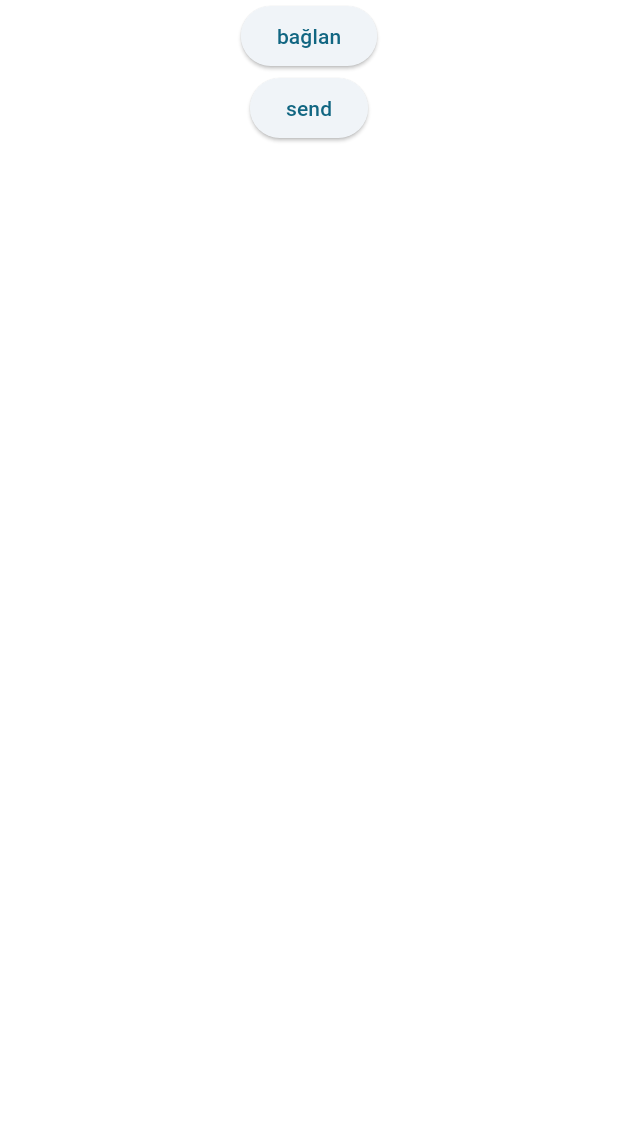
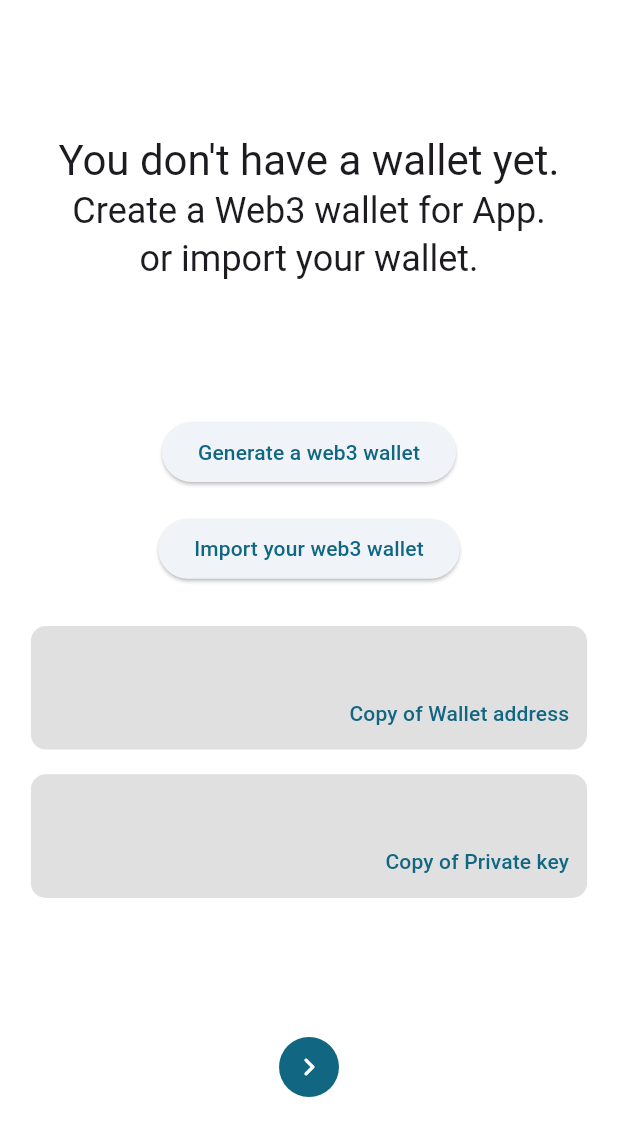
Before and after one commit to 0xemrekaya/NFTm_dApp, a Flutter app: the screen it shows after launch, on a phone screen of 412 x 824 dp. Shown: the top 1136 px of the screen. Run offline on Flutter 3.47's test engine with Material 2 defaults, Android fonts, the phone set to English and light mode, and no system bars; our stand-ins replace animated_text_kit, file_picker, firebase_core, flutter_dotenv, flutter_riverpod, hex and 1 more; missing offline and left inert: web3dart; accounts and stored records are empty.

Commit message:
bugs fixed

```diff
--- a/lib/main.dart
+++ b/lib/main.dart
@@ -37,7 +37,7 @@ class MainApp extends StatelessWidget {
       ),
       debugShowCheckedModeBanner: false,
       routes: {
-        //MainScreen.id: (context) => MainScreen(),
+        MainScreen.id: (context) => MainScreen(),
         NftMainScreen.id: (context) => NftMainScreen(),
         ImportWallet.id:(context) =>  ImportWallet(),
       },
--- a/lib/screens/main_screen.dart
+++ b/lib/screens/main_screen.dart
@@ -1,46 +1,46 @@
-// import 'dart:math';
-// import 'package:flutter/material.dart';
-// import 'package:flutter/services.dart';
-// import 'package:flutter_dotenv/flutter_dotenv.dart';
-// import 'package:flutter_riverpod/flutter_riverpod.dart';
-// import 'package:hex/hex.dart';
-// import 'package:http/http.dart';
-// import 'package:nftm_dapp/provider/wallet_provider.dart';
-// import 'package:web3dart/web3dart.dart';
+import 'dart:math';
+import 'package:flutter/material.dart';
+import 'package:flutter/services.dart';
+import 'package:flutter_dotenv/flutter_dotenv.dart';
+import 'package:flutter_riverpod/flutter_riverpod.dart';
+import 'package:hex/hex.dart';
+import 'package:http/http.dart';
+import 'package:nftm_dapp/provider/wallet_provider.dart';
+import 'package:web3dart/web3dart.dart';
 
 import '../model/wallet_model.dart';
 import 'import_wallet.dart';
 import 'nft_main_screen.dart';
 
-// class MainScreen extends ConsumerStatefulWidget {
-//   MainScreen({super.key});
-//   static String id = "Main Screen";
+class MainScreen extends ConsumerStatefulWidget {
+  MainScreen({super.key});
+  static String id = "Main Screen";
 
-//   @override
-//   ConsumerState<ConsumerStatefulWidget> createState() => _MainScreenState();
-// }
+  @override
+  ConsumerState<ConsumerStatefulWidget> createState() => _MainScreenState();
+}
 
-// class _MainScreenState extends ConsumerState<MainScreen> {
-//   final String title = "You don't have a wallet yet.";
-//   final String subtitle = "Create a Web3 wallet for App.";
-//   final String subtitle2 = "or import your wallet.";
-//   final rpcUrl = dotenv.env['SEPOLIA_RPC_URL'];
-//   late Client httpClient;
-//   late Web3Client ethClient;
+class _MainScreenState extends ConsumerState<MainScreen> {
+  final String title = "You don't have a wallet yet.";
+  final String subtitle = "Create a Web3 wallet for App.";
+  final String subtitle2 = "or import your wallet.";
+  final rpcUrl = dotenv.env['SEPOLIA_RPC_URL'];
+  late Client httpClient;
+  late Web3Client ethClient;
 
-//   @override
-//   void initState() {
-//     super.initState();
-//     _initWeb3();
-//   }
+  @override
+  void initState() {
+    super.initState();
+    _initWeb3();
+  }
 
-//   Future<void> _initWeb3() async {
-//     httpClient = Client();
-//     ethClient = Web3Client(
-//       rpcUrl.toString(),
-//       httpClient,
-//     );
-//   }
+  Future<void> _initWeb3() async {
+    httpClient = Client();
+    ethClient = Web3Client(
+      rpcUrl.toString(),
+      httpClient,
+    );
+  }
 
   void generateWallet() {
     Credentials credentials;
@@ -112,40 +112,40 @@ import 'nft_main_screen.dart';
     );
   }
 
-//   Stack copy(BuildContext context, TextTheme textStyle, String copyText, String text) {
-//     final stars = '*' * (copyText.length);
-//     return Stack(
-//       children: [
-//         Container(
-//           height: MediaQuery.of(context).size.height * 0.1,
-//           width: MediaQuery.of(context).size.width * 0.9,
-//           decoration: BoxDecoration(
-//             borderRadius: BorderRadius.circular(10),
-//             color: Colors.black12,
-//           ),
-//           alignment: Alignment.topCenter,
-//           child: Padding(
-//             padding: const EdgeInsets.only(top: 10.0),
-//             child: Text(
-//               text == "Private key" ? stars : copyText,
-//               style: textStyle.labelLarge!,
-//             ),
-//           ),
-//         ),
-//         Positioned(
-//           bottom: 0,
-//           right: 0,
-//           child: TextButton(
-//             onPressed: () async {
-//               await Clipboard.setData(ClipboardData(text: copyText));
-//               ScaffoldMessenger.of(context).showSnackBar(
-//                 SnackBar(content: Text("$text copied to clipboard")),
-//               );
-//             },
-//             child: Text("Copy of $text"),
-//           ),
-//         ),
-//       ],
-//     );
-//   }
-// }
+  Stack copy(BuildContext context, TextTheme textStyle, String copyText, String text) {
+    final stars = '*' * (copyText.length);
+    return Stack(
+      children: [
+        Container(
+          height: MediaQuery.of(context).size.height * 0.1,
+          width: MediaQuery.of(context).size.width * 0.9,
+          decoration: BoxDecoration(
+            borderRadius: BorderRadius.circular(10),
+            color: Colors.black12,
+          ),
+          alignment: Alignment.topCenter,
+          child: Padding(
+            padding: const EdgeInsets.only(top: 10.0),
+            child: Text(
+              text == "Private key" ? stars : copyText,
+              style: textStyle.labelLarge!,
+            ),
+          ),
+        ),
+        Positioned(
+          bottom: 0,
+          right: 0,
+          child: TextButton(
+            onPressed: () async {
+              await Clipboard.setData(ClipboardData(text: copyText));
+              ScaffoldMessenger.of(context).showSnackBar(
+                SnackBar(content: Text("$text copied to clipboard")),
+              );
+            },
+            child: Text("Copy of $text"),
+          ),
+        ),
+      ],
+    );
+  }
+}
--- a/lib/screens/main_screen_v2.dart
+++ /dev/null
@@ -1,112 +0,0 @@
-import 'package:flutter/material.dart';
-import 'package:walletconnect_flutter_v2/walletconnect_flutter_v2.dart';
-import 'package:walletconnect_modal_flutter/walletconnect_modal_flutter.dart';
-
-class MainScreen extends StatefulWidget {
-  const MainScreen({super.key});
-
-  @override
-  State<MainScreen> createState() => _MainScreenState();
-}
-
-class _MainScreenState extends State<MainScreen> {
-  late WalletConnectModalService service;
-
-  @override
-  void initState() {
-    super.initState();
-    serviceInit();
-  }
-
-  Future<void> serviceInit() async {
-    service = WalletConnectModalService(
-      projectId: "60e96cea968b0ee982d5c486bd88b29d",
-      metadata: const PairingMetadata(
-        name: 'nftm_dapp',
-        description: 'Walcome to nftm_dapp',
-        url: 'https://walletconnect.com/',
-        icons: ['https://walletconnect.com/walletconnect-logo.png'],
-        redirect: Redirect(
-          native: 'flutterdapp://',
-          universal: 'https://www.walletconnect.com',
-        ),
-      ),
-    );
-    await service.init();
-  }
-  late SessionData? session;
-  Web3App? web3app;
-  void den() async {
-    web3app = await Web3App.createInstance(
-      relayUrl: 'wss://relay.walletconnect.com', // The relay websocket URL, leave blank to use the default
-      projectId: '60e96cea968b0ee982d5c486bd88b29d',
-      metadata: const PairingMetadata(
-        name: 'dApp (Requester)',
-        description: 'A dapp that can request that transactions be signed',
-        url: 'https://walletconnect.com',
-        icons: ['https://avatars.githubusercontent.com/u/37784886'],
-      ),
-    );
-
-    ConnectResponse resp = await web3app!.connect(requiredNamespaces: {
-      'eip155': const RequiredNamespace(
-        chains: ['eip155:1'], // Ethereum chain
-        methods: ['eth_signTransaction'], // Requestable Methods
-        events: ['eth_sendTransaction'], // Requestable Events
-      ),
-    });
-
-    Uri? uri = resp.uri;
-    print(uri);
-
-    session = await resp.session.future;
-  }
-
-  void sign() async {
-    final dynamic signResponse = await web3app!.request(
-      topic: session!.topic,
-      chainId: 'eip155:1',
-      request: const SessionRequestParams(
-        method: 'eth_signTransaction',
-        params: 'json serializable parameters',
-      ),
-    );
-    print(" AAAAAAAAAAA" + signResponse);
-  }
-
-  Future<void> connect() async {
-    if (!service.isInitialized) {
-      // Service must be initialized before calling this method.
-      return;
-    }
-    try {
-      await service.open(context: context);
-    } catch (e) {
-      print(e);
-    }
-  }
-
-  @override
-  Widget build(BuildContext context) {
-    return Scaffold(
-      body: SafeArea(
-        child: Center(
-            child: Column(
-          children: [
-            ElevatedButton(
-                onPressed: () {
-                  connect();
-                },
-                child: Text("bağlan")),
-            ElevatedButton(
-                onPressed: () {
-                  den();
-                  sign();
-                },
-                child: Text("send")),
-          ],
-        )),
-      ),
-    );
-  }
-}
--- a/lib/screens/splash_page.dart
+++ b/lib/screens/splash_page.dart
@@ -1,7 +1,7 @@
 import 'package:animated_text_kit/animated_text_kit.dart';
 import 'package:flutter/material.dart';
 
-import 'main_screen_v2.dart';
+import 'main_screen.dart';
 
 class SplashPage extends StatelessWidget {
   const SplashPage({super.key});
```
Also changed, not shown: pubspec.yaml (+5 -2 lines), lib/firebase_options.dart, pubspec.lock, 3 other files.
